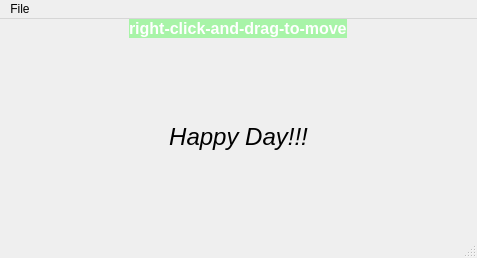
Above: toolgui.ui from huythinh12/pyqt-first-tool before the change. Below: the same form after it.
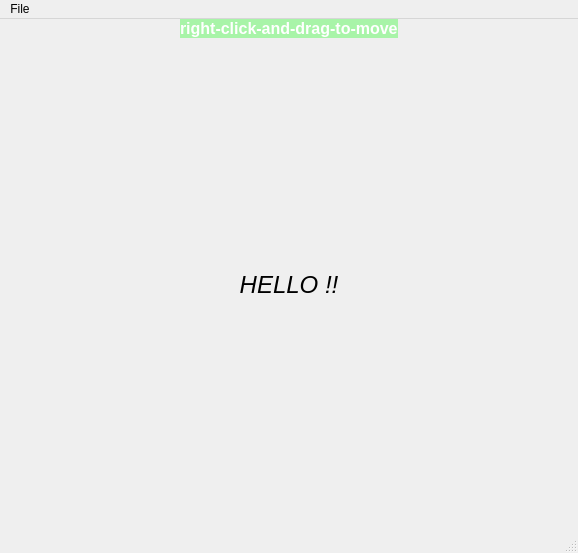
That is the form after the change. Icons and pictures are not drawn.

```diff
--- a/toolgui.ui
+++ b/toolgui.ui
@@ -9,8 +9,8 @@
    <rect>
     <x>0</x>
     <y>0</y>
-    <width>477</width>
-    <height>258</height>
+    <width>578</width>
+    <height>553</height>
    </rect>
   </property>
   <property name="sizePolicy">
@@ -98,10 +98,7 @@
        <enum>Qt::NoContextMenu</enum>
       </property>
       <property name="text">
-       <string>Happy Day!!!</string>
-      </property>
-      <property name="pixmap">
-       <pixmap>rule3.png</pixmap>
+       <string>HELLO !!</string>
       </property>
       <property name="scaledContents">
        <bool>false</bool>
@@ -127,7 +124,7 @@
     <rect>
      <x>0</x>
      <y>0</y>
-     <width>477</width>
+     <width>578</width>
      <height>21</height>
     </rect>
    </property>
```
Left out of the diff: 5 changed lines with no effect on the pictures.
